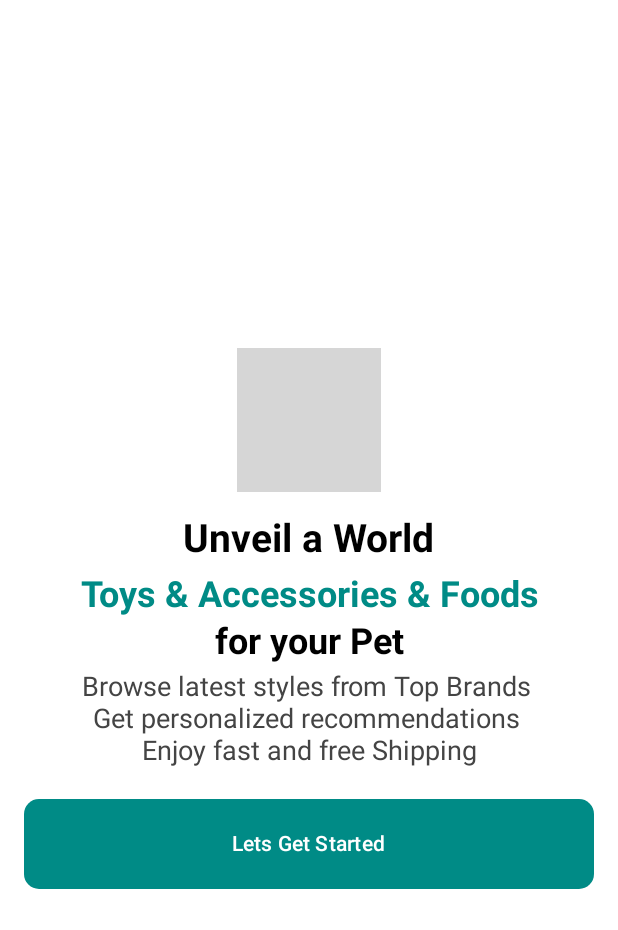
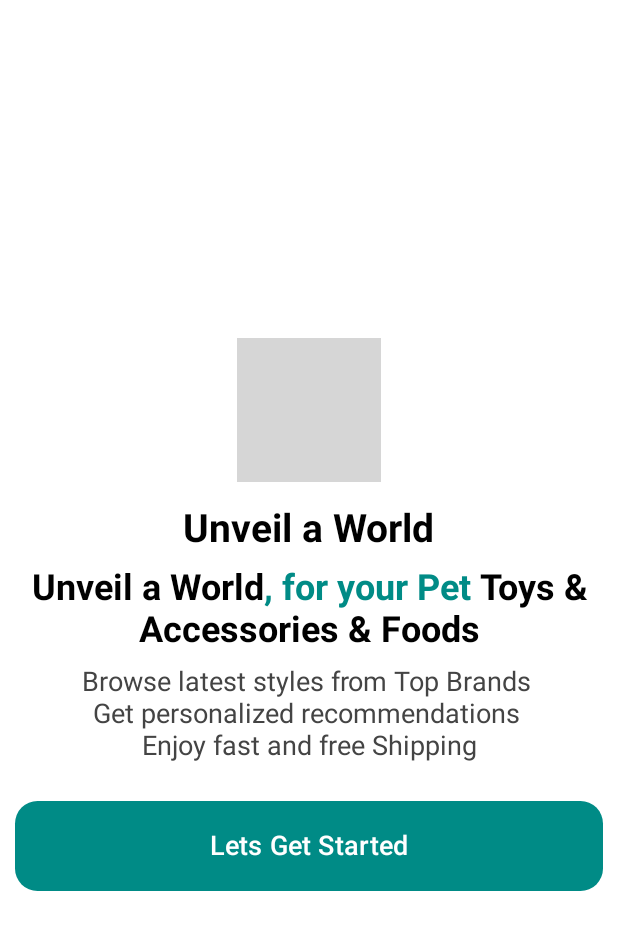
Before and after one commit to mkaomwakuni/DessertKart, an Android app built with Jetpack Compose: the @Preview function PreviewSplash, on a phone screen of 412 x 824 dp. Shown: the top 930 px of the screen. Run offline under Robolectric (Android 15) with nearby library versions, the phone set to English and light mode, and no system bars; grey boxes are pictures that could not be loaded.

Commit message:
Intro activity- Splashscreen

```diff
--- a/app/src/main/java/dev/mkao/costkart/activity/Splashscreen.kt
+++ b/app/src/main/java/dev/mkao/costkart/activity/Splashscreen.kt
@@ -4,8 +4,6 @@ import androidx.compose.foundation.Image
 import androidx.compose.foundation.layout.Arrangement
 import androidx.compose.foundation.layout.Box
 import androidx.compose.foundation.layout.Column
-import androidx.compose.foundation.layout.Row
-import androidx.compose.foundation.layout.Spacer
 import androidx.compose.foundation.layout.fillMaxSize
 import androidx.compose.foundation.layout.fillMaxWidth
 import androidx.compose.foundation.layout.height
@@ -20,52 +18,36 @@ import androidx.compose.ui.Modifier
 import androidx.compose.ui.graphics.Color
 import androidx.compose.ui.res.painterResource
 import androidx.compose.ui.res.stringResource
-import androidx.compose.ui.text.AnnotatedString
 import androidx.compose.ui.text.SpanStyle
 import androidx.compose.ui.text.TextStyle
+import androidx.compose.ui.text.buildAnnotatedString
 import androidx.compose.ui.text.font.FontWeight
 import androidx.compose.ui.text.style.TextAlign
+import androidx.compose.ui.text.withStyle
 import androidx.compose.ui.tooling.preview.Preview
 import androidx.compose.ui.unit.dp
 import androidx.compose.ui.unit.sp
 import dev.mkao.costkart.R
 import dev.mkao.costkart.componets.SpacerHeight
-import dev.mkao.costkart.componets.SpacerWidth
 
 @Composable
-fun Splashscreen() {
-
-    val introText = with(AnnotatedString.Builder()) {
-        pushStyle(
-            style = SpanStyle(
-                color = Color.Black,
-                fontWeight = FontWeight.Bold
-            )
-        )
-        append(stringResource(id = R.string.introduction_unveil))
-        pushStyle(
-            style = SpanStyle(
-                color = Color(0xFF008b86),
-                fontWeight = FontWeight.Bold
-            )
-        )
-        append(", " + stringResource(id = R.string.introduction_for_your_pet))
-
-        pushStyle(
-            style = SpanStyle(
-                color = Color.Black,
-                fontWeight = FontWeight.Bold
-            )
-        )
-        append(" " + stringResource(id = R.string.introduction_toys_accessories_foods))
-
-        toAnnotatedString()
+fun SplashScreen() {
+    val introText = buildAnnotatedString {
+        withStyle(style = SpanStyle(color = Color.Black, fontWeight = FontWeight.Bold)) {
+            append(stringResource(id = R.string.introduction_unveil))
+        }
+        withStyle(style = SpanStyle(color = Color(0xFF008b86), fontWeight = FontWeight.Bold)) {
+            append(", " + stringResource(id = R.string.introduction_for_your_pet))
+        }
+        withStyle(style = SpanStyle(color = Color.Black, fontWeight = FontWeight.Bold)) {
+            append(" " + stringResource(id = R.string.introduction_toys_accessories_foods))
+        }
     }
 
     Column(
         modifier = Modifier
             .fillMaxSize()
-            .padding(16.dp),
+            .padding(start = 10.dp, end = 10.dp, bottom = 5.dp),
         verticalArrangement = Arrangement.Center,
         horizontalAlignment = Alignment.CenterHorizontally
     ) {
@@ -76,36 +58,18 @@ fun Splashscreen() {
             )
         }
         SpacerHeight(16.dp)
-        Column(
-            horizontalAlignment = Alignment.CenterHorizontally
-        ) {
+        Column(horizontalAlignment = Alignment.CenterHorizontally) {
             Text(
-                text = stringResource(R.string.introduction_unveil), style = TextStyle(
+                text = stringResource(R.string.introduction_unveil),
+                style = TextStyle(
                     color = Color.Black,
                     fontSize = 26.sp,
                     fontWeight = FontWeight.Bold
                 )
             )
-            SpacerHeight(5.dp)
+            SpacerHeight(10.dp)
             Text(
-                text = AnnotatedString.Builder().apply {
-                    pushStyle(
-                        style = SpanStyle(
-                            color = Color(0xFF008b86),
-                            fontSize = 24.sp,
-                            fontWeight = FontWeight.Bold
-                        )
-                    )
-                    append(stringResource(R.string.introduction_toys_accessories_foods))
-                    pushStyle(
-                        style = SpanStyle(
-                            color = Color.Black,
-                            fontSize = 24.sp,
-                            fontWeight = FontWeight.Bold
-                        )
-                    )
-                    append("\n" + stringResource(R.string.introduction_for_your_pet))
-                }.toAnnotatedString(),
+                text = introText,
                 style = TextStyle(
                     textAlign = TextAlign.Center,
                     color = Color.LightGray,
@@ -113,9 +77,10 @@ fun Splashscreen() {
                     fontWeight = FontWeight.Bold
                 )
             )
-            SpacerHeight(5.dp)
+            SpacerHeight(10.dp)
             Text(
-                text = stringResource(R.string.SplashDescription), style = TextStyle(
+                text = stringResource(R.string.SplashDescription),
+                style = TextStyle(
                     color = Color.DarkGray,
                     fontSize = 18.sp,
                     fontWeight = FontWeight.Normal,
@@ -123,24 +88,23 @@ fun Splashscreen() {
                 )
             )
         }
-        SpacerHeight(5.dp)
+        SpacerHeight(10.dp)
         Button(
             onClick = { /*TODO*/ },
             modifier = Modifier
                 .padding(top = 16.dp)
                 .fillMaxWidth()
                 .height(60.dp),
-            shape = RoundedCornerShape(10.dp),
+            shape = RoundedCornerShape(15.dp),
             colors = ButtonDefaults.buttonColors(Color(0xFF008b86))
         ) {
-            Text(text = stringResource(id = R.string.SplashButtonText))
+            Text(text = stringResource(id = R.string.SplashButtonText), fontSize = 18.sp)
         }
     }
-
 }
 
 @Preview(showSystemUi = true)
 @Composable
-fun PreviewSplash(){
-    Splashscreen()
+fun PreviewSplash() {
+    SplashScreen()
 }
```
